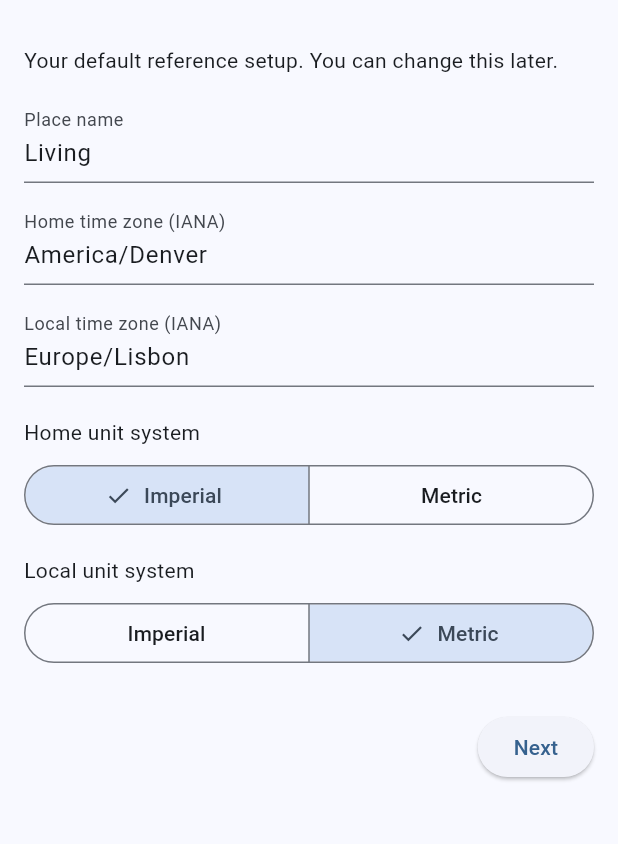
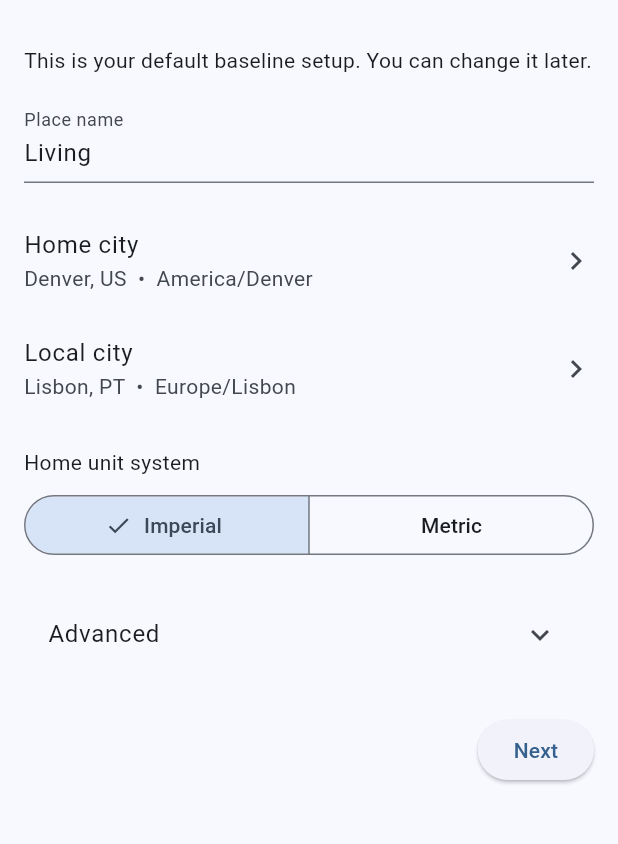
Before and after one commit to secretchoochoo/Unitana, a Flutter app: the screen it shows after launch, on a phone screen of 412 x 824 dp, the part 63-907 px from its top. Run offline on Flutter 3.47's test engine with Material 3 defaults, Android fonts, the light colour scheme and no system bars; our stand-ins replace shared_preferences.

Commit message:
app: reset onboarding state, nullable storage semantics, city picker + dashboard updates

```diff
--- /dev/null
+++ b/app/unitana/lib/data/cities.dart
@@ -0,0 +1,42 @@
+class City {
+  final String name;
+  final String country;
+  final String timeZone; // IANA
+  const City({required this.name, required this.country, required this.timeZone});
+
+  String get label => '$name, $country';
+}
+
+// Curated MVP list (expand anytime). Keep it small and high-signal.
+const List<City> kCities = [
+  City(name: 'Denver', country: 'US', timeZone: 'America/Denver'),
+  City(name: 'New York', country: 'US', timeZone: 'America/New_York'),
+  City(name: 'Los Angeles', country: 'US', timeZone: 'America/Los_Angeles'),
+  City(name: 'Chicago', country: 'US', timeZone: 'America/Chicago'),
+  City(name: 'London', country: 'GB', timeZone: 'Europe/London'),
+  City(name: 'Lisbon', country: 'PT', timeZone: 'Europe/Lisbon'),
+  City(name: 'Porto', country: 'PT', timeZone: 'Europe/Lisbon'),
+  City(name: 'Paris', country: 'FR', timeZone: 'Europe/Paris'),
+  City(name: 'Berlin', country: 'DE', timeZone: 'Europe/Berlin'),
+  City(name: 'Rome', country: 'IT', timeZone: 'Europe/Rome'),
+  City(name: 'Madrid', country: 'ES', timeZone: 'Europe/Madrid'),
+  City(name: 'Barcelona', country: 'ES', timeZone: 'Europe/Madrid'),
+  City(name: 'Dublin', country: 'IE', timeZone: 'Europe/Dublin'),
+  City(name: 'Amsterdam', country: 'NL', timeZone: 'Europe/Amsterdam'),
+  City(name: 'Zurich', country: 'CH', timeZone: 'Europe/Zurich'),
+  City(name: 'Vienna', country: 'AT', timeZone: 'Europe/Vienna'),
+  City(name: 'Prague', country: 'CZ', timeZone: 'Europe/Prague'),
+  City(name: 'Stockholm', country: 'SE', timeZone: 'Europe/Stockholm'),
+  City(name: 'Oslo', country: 'NO', timeZone: 'Europe/Oslo'),
+  City(name: 'Copenhagen', country: 'DK', timeZone: 'Europe/Copenhagen'),
+  City(name: 'Athens', country: 'GR', timeZone: 'Europe/Athens'),
+  City(name: 'Istanbul', country: 'TR', timeZone: 'Europe/Istanbul'),
+  City(name: 'Tokyo', country: 'JP', timeZone: 'Asia/Tokyo'),
+  City(name: 'Seoul', country: 'KR', timeZone: 'Asia/Seoul'),
+  City(name: 'Singapore', country: 'SG', timeZone: 'Asia/Singapore'),
+  City(name: 'Sydney', country: 'AU', timeZone: 'Australia/Sydney'),
+  City(name: 'Melbourne', country: 'AU', timeZone: 'Australia/Melbourne'),
+  City(name: 'Mexico City', country: 'MX', timeZone: 'America/Mexico_City'),
+  City(name: 'Toronto', country: 'CA', timeZone: 'America/Toronto'),
+  City(name: 'Vancouver', country: 'CA', timeZone: 'America/Vancouver'),
+];
--- a/app/unitana/lib/features/first_run/first_run_screen.dart
+++ b/app/unitana/lib/features/first_run/first_run_screen.dart
@@ -1,6 +1,8 @@
 import 'package:flutter/material.dart';
 import '../../app/app_state.dart';
 import '../../models/place.dart';
+import '../../widgets/city_picker.dart';
+import '../../data/cities.dart';
 import '../dashboard/dashboard_screen.dart';
 
 enum UnitSystem { imperial, metric }
@@ -18,16 +20,16 @@ class _FirstRunScreenState extends State<FirstRunScreen> {
 
   // Living
   final livingNameCtrl = TextEditingController(text: 'Living');
-  final livingHomeTzCtrl = TextEditingController(text: 'America/Denver');
-  final livingLocalTzCtrl = TextEditingController(text: 'Europe/Lisbon');
+  City? livingHomeCity = const City(name: 'Denver', country: 'US', timeZone: 'America/Denver');
+  City? livingLocalCity = const City(name: 'Lisbon', country: 'PT', timeZone: 'Europe/Lisbon');
   UnitSystem livingHomeSystem = UnitSystem.imperial;
-  UnitSystem livingLocalSystem = UnitSystem.metric;
+  UnitSystem livingLocalSystem = UnitSystem.metric; // advanced only
 
   // Visiting
   final visitingNameCtrl = TextEditingController(text: 'Visiting');
-  final visitingHomeTzCtrl = TextEditingController(); // will inherit living
-  final visitingLocalTzCtrl = TextEditingController(text: 'Europe/Lisbon');
-  UnitSystem visitingHomeSystem = UnitSystem.imperial; // will inherit living
+  City? visitingHomeCity; // inherits living home
+  City? visitingLocalCity = const City(name: 'Lisbon', country: 'PT', timeZone: 'Europe/Lisbon');
+  UnitSystem visitingHomeSystem = UnitSystem.imperial; // advanced only
   UnitSystem visitingLocalSystem = UnitSystem.metric;
 
   @override
@@ -37,38 +39,27 @@ class _FirstRunScreenState extends State<FirstRunScreen> {
   }
 
   void _syncVisitingFromLiving() {
-    visitingHomeTzCtrl.text = livingHomeTzCtrl.text;
+    visitingHomeCity = livingHomeCity;
     visitingHomeSystem = livingHomeSystem;
   }
 
   @override
   void dispose() {
     livingNameCtrl.dispose();
-    livingHomeTzCtrl.dispose();
-    livingLocalTzCtrl.dispose();
     visitingNameCtrl.dispose();
-    visitingHomeTzCtrl.dispose();
-    visitingLocalTzCtrl.dispose();
     super.dispose();
-  }
-
-  bool _looksLikeIanaTz(String s) {
-    // lightweight check: "Region/City"
-    if (!s.contains('/')) return false;
-    if (s.length < 3) return false;
-    return true;
   }
 
   String? _validateStep() {
     if (step == 0) {
       if (livingNameCtrl.text.trim().isEmpty) return 'Give your Living Place a name.';
-      if (!_looksLikeIanaTz(livingHomeTzCtrl.text.trim())) return 'Living home time zone should look like America/Denver.';
-      if (!_looksLikeIanaTz(livingLocalTzCtrl.text.trim())) return 'Living local time zone should look like Europe/Lisbon.';
+      if (livingHomeCity == null) return 'Pick a Home city for Living.';
+      if (livingLocalCity == null) return 'Pick a Local city for Living.';
       return null;
     } else {
       if (visitingNameCtrl.text.trim().isEmpty) return 'Give your Visiting Place a name.';
-      if (!_looksLikeIanaTz(visitingHomeTzCtrl.text.trim())) return 'Visiting home time zone should look like America/Denver.';
-      if (!_looksLikeIanaTz(visitingLocalTzCtrl.text.trim())) return 'Visiting local time zone should look like Europe/Lisbon.';
+      if (visitingHomeCity == null) return 'Pick a Home city for Visiting.';
+      if (visitingLocalCity == null) return 'Pick a Local city for Visiting.';
       return null;
     }
   }
@@ -84,22 +75,19 @@ class _FirstRunScreenState extends State<FirstRunScreen> {
       setState(() {
         step = 1;
         _syncVisitingFromLiving();
-        // Helpful: visiting local tz defaults to living local tz unless user changes it
-        if (visitingLocalTzCtrl.text.trim().isEmpty) {
-          visitingLocalTzCtrl.text = livingLocalTzCtrl.text.trim();
-        }
-        visitingLocalSystem = livingLocalSystem;
+        // Default Visiting local city to Living local if user already picked one
+        visitingLocalCity = visitingLocalCity ?? livingLocalCity;
+        visitingLocalSystem = visitingLocalSystem; // keep
       });
       return;
     }
 
-    // Step 1: Persist both places
     final living = Place(
       id: 'living_v1',
       type: PlaceType.living,
       name: livingNameCtrl.text.trim(),
-      homeTimeZone: livingHomeTzCtrl.text.trim(),
-      localTimeZone: livingLocalTzCtrl.text.trim(),
+      homeTimeZone: livingHomeCity!.timeZone,
+      localTimeZone: livingLocalCity!.timeZone,
       homeSystem: livingHomeSystem.name,
       localSystem: livingLocalSystem.name,
     );
@@ -108,8 +96,8 @@ class _FirstRunScreenState extends State<FirstRunScreen> {
       id: 'visiting_v1',
       type: PlaceType.visiting,
       name: visitingNameCtrl.text.trim(),
-      homeTimeZone: visitingHomeTzCtrl.text.trim(),
-      localTimeZone: visitingLocalTzCtrl.text.trim(),
+      homeTimeZone: visitingHomeCity!.timeZone,
+      localTimeZone: visitingLocalCity!.timeZone,
       homeSystem: visitingHomeSystem.name,
       localSystem: visitingLocalSystem.name,
     );
@@ -127,15 +115,15 @@ class _FirstRunScreenState extends State<FirstRunScreen> {
 
   void _prefillExample() {
     setState(() {
-      livingNameCtrl.text = 'Living (US)';
-      livingHomeTzCtrl.text = 'America/Denver';
-      livingLocalTzCtrl.text = 'Europe/Lisbon';
+      livingNameCtrl.text = 'Living';
+      livingHomeCity = const City(name: 'Denver', country: 'US', timeZone: 'America/Denver');
+      livingLocalCity = const City(name: 'Lisbon', country: 'PT', timeZone: 'Europe/Lisbon');
       livingHomeSystem = UnitSystem.imperial;
       livingLocalSystem = UnitSystem.metric;
 
-      visitingNameCtrl.text = 'Visiting (Portugal)';
-      visitingHomeTzCtrl.text = livingHomeTzCtrl.text;
-      visitingLocalTzCtrl.text = 'Europe/Lisbon';
+      visitingNameCtrl.text = 'Visiting';
+      visitingHomeCity = livingHomeCity;
+      visitingLocalCity = const City(name: 'Porto', country: 'PT', timeZone: 'Europe/Lisbon');
       visitingHomeSystem = livingHomeSystem;
       visitingLocalSystem = UnitSystem.metric;
     });
@@ -152,20 +140,27 @@ class _FirstRunScreenState extends State<FirstRunScreen> {
     );
   }
 
+  Widget _cityRow({
+    required String label,
+    required City? value,
+    required VoidCallback onTap,
+  }) {
+    return ListTile(
+      contentPadding: EdgeInsets.zero,
+      title: Text(label),
+      subtitle: Text(value == null ? 'Choose a city' : '${value.label}  •  ${value.timeZone}'),
+      trailing: const Icon(Icons.chevron_right),
+      onTap: onTap,
+    );
+  }
+
   @override
   Widget build(BuildContext context) {
     final isLiving = step == 0;
     final title = isLiving ? 'Create Living Place' : 'Create Visiting Place';
     final subtitle = isLiving
-        ? 'Your default reference setup. You can change this later.'
+        ? 'This is your default baseline setup. You can change it later.'
         : 'A second Place for travel or comparison.';
-
-    final nameCtrl = isLiving ? livingNameCtrl : visitingNameCtrl;
-    final homeTzCtrl = isLiving ? livingHomeTzCtrl : visitingHomeTzCtrl;
-    final localTzCtrl = isLiving ? livingLocalTzCtrl : visitingLocalTzCtrl;
-
-    final homeSystem = isLiving ? livingHomeSystem : visitingHomeSystem;
-    final localSystem = isLiving ? livingLocalSystem : visitingLocalSystem;
 
     return Scaffold(
       appBar: AppBar(
@@ -184,59 +179,107 @@ class _FirstRunScreenState extends State<FirstRunScreen> {
           const SizedBox(height: 16),
 
           TextField(
-            controller: nameCtrl,
+            controller: isLiving ? livingNameCtrl : visitingNameCtrl,
             decoration: const InputDecoration(
               labelText: 'Place name',
               hintText: 'Living',
             ),
           ),
-          const SizedBox(height: 12),
+          const SizedBox(height: 16),
 
-          TextField(
-            controller: homeTzCtrl,
-            decoration: const InputDecoration(
-              labelText: 'Home time zone (IANA)',
-              hintText: 'America/Denver',
-            ),
+          // City selection (replaces manual IANA entry)
+          _cityRow(
+            label: 'Home city',
+            value: isLiving ? livingHomeCity : visitingHomeCity,
+            onTap: () async {
+              final picked = await showCityPicker(context, initial: isLiving ? livingHomeCity : visitingHomeCity);
+              if (picked == null) return;
+              setState(() {
+                if (isLiving) {
+                  livingHomeCity = picked;
+                  _syncVisitingFromLiving();
+                } else {
+                  visitingHomeCity = picked;
+                }
+              });
+            },
           ),
-          const SizedBox(height: 12),
+          _cityRow(
+            label: 'Local city',
+            value: isLiving ? livingLocalCity : visitingLocalCity,
+            onTap: () async {
+              final picked = await showCityPicker(context, initial: isLiving ? livingLocalCity : visitingLocalCity);
+              if (picked == null) return;
+              setState(() {
+                if (isLiving) {
+                  livingLocalCity = picked;
+                } else {
+                  visitingLocalCity = picked;
+                }
+              });
+            },
+          ),
 
-          TextField(
-            controller: localTzCtrl,
-            decoration: const InputDecoration(
-              labelText: 'Local time zone (IANA)',
-              hintText: 'Europe/Lisbon',
-            ),
-          ),
+          const SizedBox(height: 16),
+
+          // Simplified unit selection:
+          // Living: show Home units only (Local units in Advanced)
+          // Visiting: show Local units only (Home units in Advanced)
+          if (isLiving) ...[
+            const Text('Home unit system'),
+            const SizedBox(height: 8),
+            _segmentedUnit(livingHomeSystem, (v) {
+              setState(() {
+                livingHomeSystem = v;
+                _syncVisitingFromLiving();
+              });
+            }),
+          ] else ...[
+            const Text('Local unit system'),
+            const SizedBox(height: 8),
+            _segmentedUnit(visitingLocalSystem, (v) {
+              setState(() => visitingLocalSystem = v);
+            }),
+          ],
+
           const SizedBox(height: 20),
 
-          const Text('Home unit system'),
-          const SizedBox(height: 8),
-          _segmentedUnit(homeSystem, (v) {
-            setState(() {
-              if (isLiving) {
-                livingHomeSystem = v;
-                _syncVisitingFromLiving();
-              } else {
-                visitingHomeSystem = v;
-              }
-            });
-          }),
-          const SizedBox(height: 16),
+          ExpansionTile(
+            title: const Text('Advanced'),
+            childrenPadding: const EdgeInsets.only(top: 8, bottom: 8),
+            children: [
+              if (isLiving) ...[
+                const Align(
+                  alignment: Alignment.centerLeft,
+                  child: Text('Local unit system (optional)'),
+                ),
+                const SizedBox(height: 8),
+                _segmentedUnit(livingLocalSystem, (v) => setState(() => livingLocalSystem = v)),
+                const SizedBox(height: 16),
+              ] else ...[
+                const Align(
+                  alignment: Alignment.centerLeft,
+                  child: Text('Home unit system (optional)'),
+                ),
+                const SizedBox(height: 8),
+                _segmentedUnit(visitingHomeSystem, (v) => setState(() => visitingHomeSystem = v)),
+                const SizedBox(height: 16),
+              ],
 
-          const Text('Local unit system'),
-          const SizedBox(height: 8),
-          _segmentedUnit(localSystem, (v) {
-            setState(() {
-              if (isLiving) {
-                livingLocalSystem = v;
-              } else {
-                visitingLocalSystem = v;
-              }
-            });
-          }),
+              // Show the IANA time zones for transparency
+              Align(
+                alignment: Alignment.centerLeft,
+                child: Text(
+                  isLiving
+                      ? 'Living time zones: ${livingHomeCity?.timeZone} → ${livingLocalCity?.timeZone}'
+                      : 'Visiting time zones: ${visitingHomeCity?.timeZone} → ${visitingLocalCity?.timeZone}',
+                ),
+              ),
+              const SizedBox(height: 8),
+            ],
+          ),
 
-          const SizedBox(height: 28),
+          const SizedBox(height: 24),
 
           Row(
             children: [
```
Also changed, not shown: app/unitana/lib/app/app_state.dart (+9 -0 lines), app/unitana/lib/app/storage.dart (+26 -1 lines), app/unitana/lib/features/dashboard/dashboard_screen.dart (+23 -1 lines), app/unitana/lib/widgets/city_picker.dart (added, +81 -0 lines).
